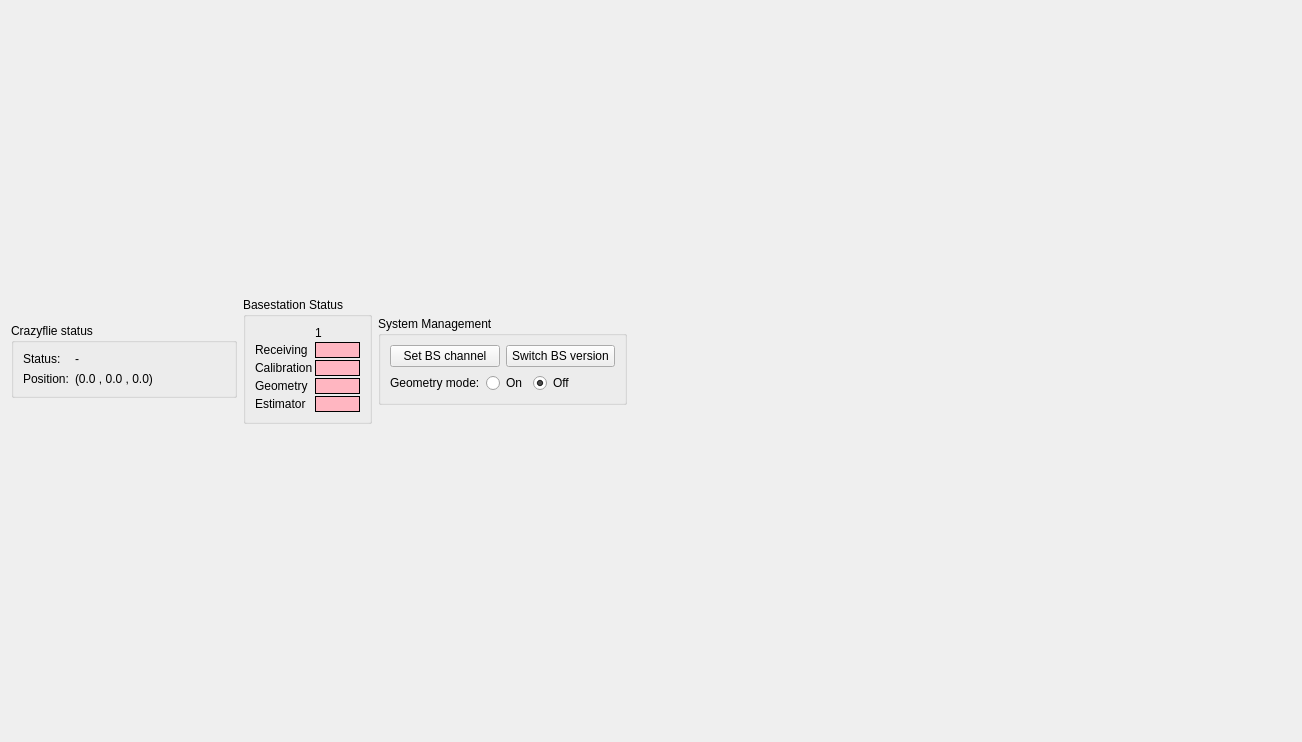
Above: src/cfclient/ui/tabs/lighthouse_tab.ui from bitcraze/crazyflie-clients-python before the change. Below: the same form after it.
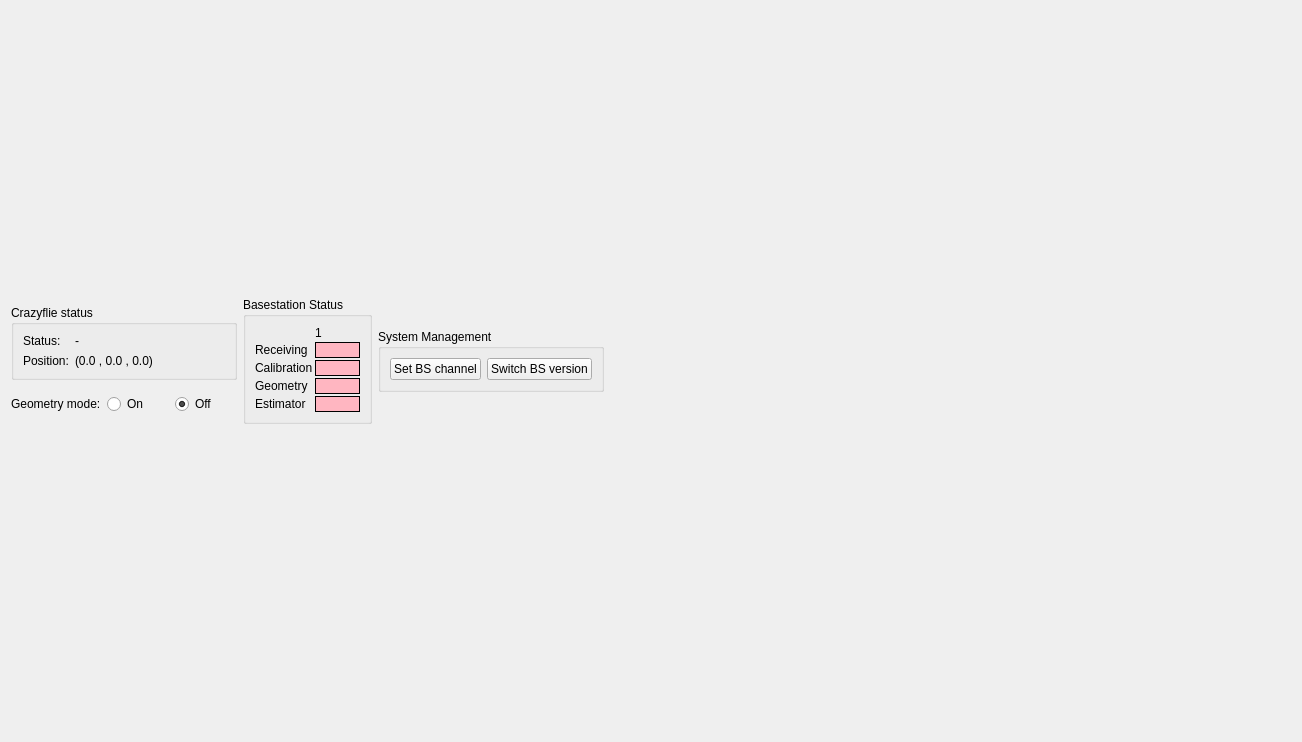
That is the form after the change.

Commit message: Moved geometry more radio buttons to under CF status

The edit to the form file:
```diff
--- a/src/cfclient/ui/tabs/lighthouse_tab.ui
+++ b/src/cfclient/ui/tabs/lighthouse_tab.ui
@@ -23,6 +23,8 @@
    <item>
     <layout class="QHBoxLayout" name="horizontalLayout_8">
      <item>
+      <layout class="QVBoxLayout" name="verticalLayout_2">
+       <item>
       <widget class="QGroupBox" name="groupBox_4">
        <property name="sizePolicy">
         <sizepolicy hsizetype="Maximum" vsizetype="Maximum">
@@ -93,6 +95,39 @@
       </widget>
      </item>
      <item>
+        <layout class="QHBoxLayout" name="_mode_group">
+         <property name="sizeConstraint">
+          <enum>QLayout::SizeConstraint::SetMaximumSize</enum>
+         </property>
+         <item>
+          <widget class="QLabel" name="label">
+           <property name="text">
+            <string>Geometry mode:</string>
+           </property>
+          </widget>
+         </item>
+         <item>
+          <widget class="QRadioButton" name="_geo_mode_button">
+           <property name="text">
+            <string>On</string>
+           </property>
+          </widget>
+         </item>
+         <item>
+          <widget class="QRadioButton" name="_flying_mode_button">
+           <property name="text">
+            <string>Off</string>
+           </property>
+           <property name="checked">
+            <bool>true</bool>
+           </property>
+          </widget>
+         </item>
+        </layout>
+       </item>
+      </layout>
+     </item>
+     <item>
       <widget class="QGroupBox" name="_base_station_group_box">
        <property name="enabled">
         <bool>true</bool>
@@ -254,7 +289,7 @@
          <enum>QLayout::SizeConstraint::SetDefaultConstraint</enum>
         </property>
         <item>
-         <layout class="QVBoxLayout" name="verticalLayout_4" stretch="0,0">
+         <layout class="QVBoxLayout" name="verticalLayout_4" stretch="0">
           <item>
            <layout class="QHBoxLayout" name="horizontalLayout_6">
             <item>
@@ -273,50 +308,6 @@
             </item>
            </layout>
           </item>
-          <item>
-           <layout class="QHBoxLayout" name="_mode_group">
-            <property name="sizeConstraint">
-             <enum>QLayout::SizeConstraint::SetMaximumSize</enum>
-            </property>
-            <item>
-             <widget class="QLabel" name="label">
-              <property name="text">
-               <string>Geometry mode:</string>
-              </property>
-             </widget>
-            </item>
-            <item>
-             <widget class="QRadioButton" name="_geo_mode_button">
-              <property name="text">
-               <string>On</string>
-              </property>
-             </widget>
-            </item>
-            <item>
-             <widget class="QRadioButton" name="_flying_mode_button">
-              <property name="text">
-               <string>Off</string>
-              </property>
-              <property name="checked">
-               <bool>true</bool>
-              </property>
-             </widget>
-            </item>
-            <item>
-             <spacer name="horizontalSpacer_5">
-              <property name="orientation">
-               <enum>Qt::Orientation::Horizontal</enum>
-              </property>
-              <property name="sizeHint" stdset="0">
-               <size>
-                <width>40</width>
-                <height>20</height>
-               </size>
-              </property>
-             </spacer>
-            </item>
-           </layout>
-          </item>
          </layout>
         </item>
        </layout>
```
Lines whose indentation alone changed are shown as unchanged.
